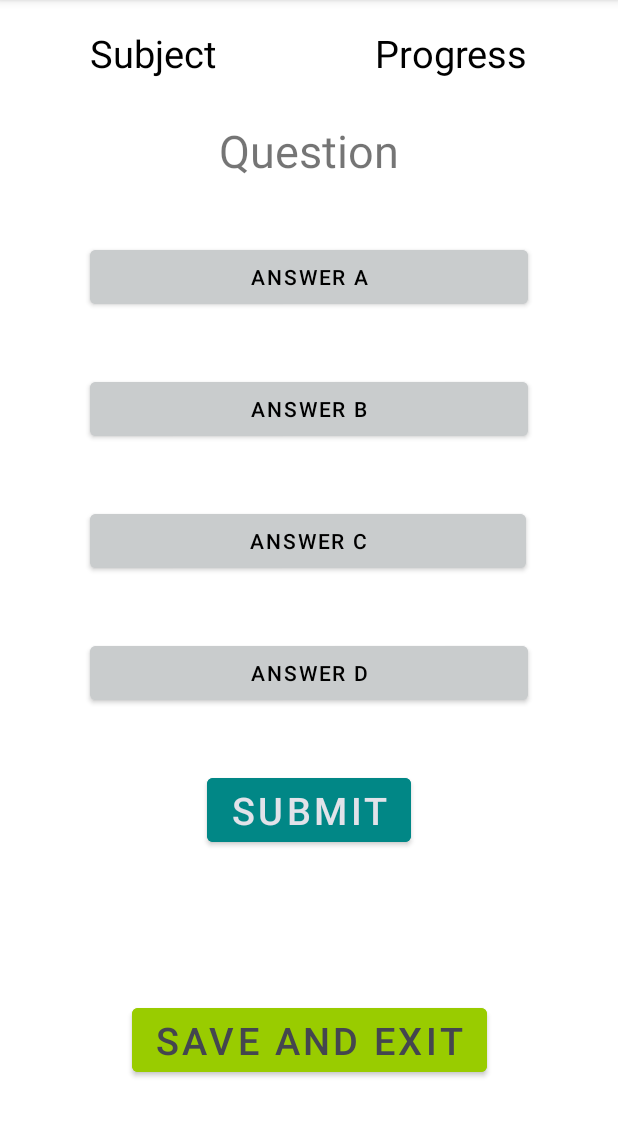
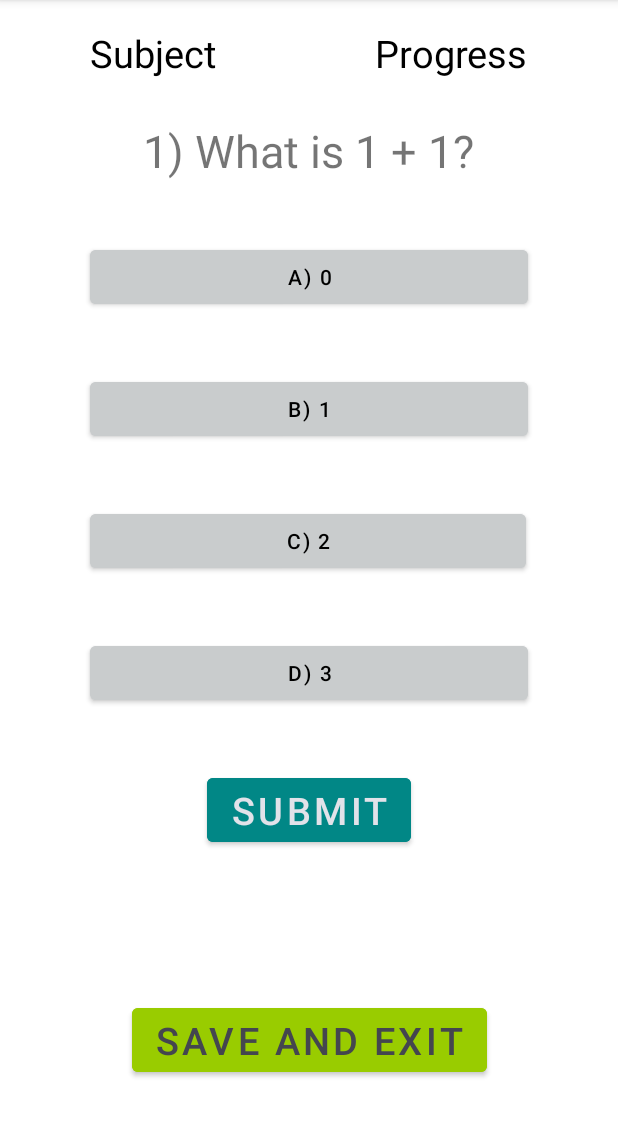
Before and after one commit to madhavkGitHub/PhoneAppV1, an Android app: the screen it shows after launch (MainActivity), on a phone screen of 412 x 824 dp, the part 84-1221 px from its top. Run offline under Robolectric (Android 15) with nearby library versions, the phone set to English and light mode, and no system bars; our stand-ins replace navigation-ui.

Commit message:
added ability to pass questions into layout

```diff
--- a/app/src/main/java/com/example/phoneappv1/MCQuestionFragment.java
+++ b/app/src/main/java/com/example/phoneappv1/MCQuestionFragment.java
@@ -6,6 +6,7 @@ import android.view.View;
 import android.view.ViewGroup;
 import android.widget.Button;
 import android.widget.TextView;
+import android.widget.Toast;
 
 import androidx.annotation.NonNull;
 import androidx.annotation.Nullable;
@@ -13,49 +14,69 @@ import androidx.core.content.ContextCompat;
 import androidx.fragment.app.Fragment;
 
 public class MCQuestionFragment extends Fragment implements View.OnClickListener {
-    Button A, B, C, D, submit, curr_select;
-    TextView question;
+    Button[] buttons = new Button[4];
+    int[] ids = new int[]{R.id.btnA, R.id.btnB, R.id.btnC, R.id.btnD};
+    String[] name = new String[]{"A", "B", "C", "D"};
+    Button submit;
+    int curr_select = -1;
+    TextView q;
+    Question question;
+    boolean submitted = false;
+
     @Override
     public View onCreateView(@NonNull LayoutInflater inflater, @Nullable ViewGroup container, @Nullable Bundle savedInstanceState) {
         return inflater.inflate(R.layout.mc_question, container, false);
     }
 
+    public static MCQuestionFragment newInstance(Question q, int num) {
+        Bundle args = new Bundle();
+        args.putSerializable("question", q);
+        args.putInt("probNum", num);
+        MCQuestionFragment fragment = new MCQuestionFragment();
+        fragment.setArguments(args);
+        return fragment;
+    }
+
     @Override
     public void onViewCreated(@NonNull View view, @Nullable Bundle savedInstanceState) {
-        A = view.findViewById(R.id.btnA); B = view.findViewById(R.id.btnB); C = view.findViewById(R.id.btnC); D = view.findViewById(R.id.btnD);
+        q = view.findViewById(R.id.txtQuestion);
         submit = view.findViewById(R.id.btnSubmit);
-        question = view.findViewById(R.id.txtQuestion);
-        A.setOnClickListener(this);
-        B.setOnClickListener(this);
-        C.setOnClickListener(this);
-        D.setOnClickListener(this);
         submit.setOnClickListener(this);
+
+        Bundle args = getArguments();
+        question = (Question) args.get("question");
+        int probNum = args.getInt("probNum");
+
+        q.setText(probNum + ") " + question.getQ());
+        String[] ops = question.getOptions();
+        for (int i = 0; i < 4; i++) {
+            buttons[i] = view.findViewById(ids[i]);
+            buttons[i].setOnClickListener(this);
+            buttons[i].setText(name[i] + ") " +  ops[i]);
+        }
     }
 
     @Override
     public void onClick(View view) {
-        switch (view.getId()) {
-            case R.id.btnA:
-                if (curr_select != null) curr_select.setBackgroundColor(ContextCompat.getColor(getContext(), R.color.neutral));
-                A.setBackgroundColor(getResources().getColor(R.color.btnSelect));
-                curr_select = A;
-                break;
-            case R.id.btnB:
-                if (curr_select != null) curr_select.setBackgroundColor(ContextCompat.getColor(getContext(), R.color.neutral));
-                B.setBackgroundColor(getResources().getColor(R.color.btnSelect));
-                curr_select = B;
-                break;
-            case R.id.btnC:
-                if (curr_select != null) curr_select.setBackgroundColor(ContextCompat.getColor(getContext(), R.color.neutral));
-                C.setBackgroundColor(getResources().getColor(R.color.btnSelect));
-                curr_select = C;
-                break;
-            case R.id.btnD:
-                if (curr_select != null) curr_select.setBackgroundColor(ContextCompat.getColor(getContext(), R.color.neutral));
-                D.setBackgroundColor(getResources().getColor(R.color.btnSelect));
-                curr_select = D;
-                break;
+        int id = view.getId();
+        if (submitted) Toast.makeText(getContext(), "Already Submitted", Toast.LENGTH_SHORT).show();
+        else if (id == R.id.btnSubmit) {
+            if (curr_select == -1) Toast.makeText(getContext(), "Select an Answer", Toast.LENGTH_SHORT).show();
+            else {
+                submitted = true;
+                if (question.check(curr_select)) {
+                    buttons[curr_select].setBackgroundColor(ContextCompat.getColor(getContext(), R.color.correct));
+                } else {
+                    buttons[curr_select].setBackgroundColor(ContextCompat.getColor(getContext(), R.color.incorrect));
+                }
+            }
+        } else {
+            int select = 0;
+            for (int i = 0; i < ids.length; i++) if (ids[i] == id) select = i;
 
+            if (curr_select != -1) buttons[curr_select].setBackgroundColor(ContextCompat.getColor(getContext(), R.color.neutral));
+            buttons[select].setBackgroundColor(getResources().getColor(R.color.btnSelect));
+            curr_select = select;
         }
     }
 }
--- a/app/src/main/java/com/example/phoneappv1/MainActivity.java
+++ b/app/src/main/java/com/example/phoneappv1/MainActivity.java
@@ -6,8 +6,10 @@ import com.google.android.material.bottomnavigation.BottomNavigationView;
 
 import android.view.View;
 import android.widget.Button;
+import android.widget.TextView;
 
 import androidx.appcompat.app.AppCompatActivity;
+import androidx.fragment.app.FragmentTransaction;
 import androidx.navigation.NavController;
 import androidx.navigation.Navigation;
 import androidx.navigation.ui.AppBarConfiguration;
@@ -17,12 +19,23 @@ import com.example.phoneappv1.databinding.ActivityMainBinding;
 
 public class MainActivity extends AppCompatActivity implements View.OnClickListener {
 
-    private ActivityMainBinding binding;
+    int qNum = 1, total = 5;
 
     @Override
     protected void onCreate(Bundle savedInstanceState) {
         super.onCreate(savedInstanceState);
         setContentView(R.layout.activity_main);
+
+        FragmentTransaction ft = getSupportFragmentManager().beginTransaction();
+        Question q = new Question(
+                "What is 1 + 1?",
+                new String[]{"0", "1", "2", "3"},
+                2,
+                1
+        );
+        ft.replace(R.id.fragmentContainerView, MCQuestionFragment.newInstance(q, qNum));
+        ft.commit();
+
     }
     public void onClick(View view) {
         switch (((Button) view).getText().toString()) {
@@ -39,4 +52,5 @@ public class MainActivity extends AppCompatActivity implements View.OnClickListe
         }
     }
 
+
 }
--- a/app/src/main/java/com/example/phoneappv1/Question.java
+++ b/app/src/main/java/com/example/phoneappv1/Question.java
@@ -1,33 +1,28 @@
 package com.example.phoneappv1;
+
+import android.os.Parcelable;
 
 import java.util.*;
 import java.io.*;
 
 
-public class Question {
+public class Question  implements Serializable {
 
-    public String q;
-    public String[] options = new String[4]; // list of four possible answers
-    public int ans; // index of correct answer
-    public int dif;
+    private String q; // question, subject, current progress
+    private String[] options = new String[4]; // list of four possible answers
+    private int ans, dif; // index of correct answer, difficulty, question number
+    private boolean ansCorrect = false;
 
-    public Question(String question, String[] o, int a, int d) {
-        q = question;
-        options = o;
-        ans = a;
-        dif = d;
+    public Question(String q, String[] options, int ans, int dif) {
+        this.q = q;
+        this.options = options;
+        this.ans = ans;
+        this.dif = dif;
     }
 
-    public boolean check_madav_way(String answer) {
-
-        if (answer.equalsIgnoreCase(options[ans]))
-            return true;
-
-        return false;
-    }
-
-    public void setDif(int diff) {
-        dif = diff;
+    public boolean check(int answer) {
+        ansCorrect = ans == answer;
+        return ansCorrect;
     }
 
     public int getDif() {
@@ -38,11 +33,15 @@ public class Question {
         return options;
     }
 
-    public String getAns() {
-        return options[ans];
+    public int getAns() {
+        return ans;
     }
 
     public String getQ(){
         return q;
     }
+
+    public boolean isAnsCorrect() {
+        return ansCorrect;
+    }
 }
--- a/app/src/main/res/layout/activity_main.xml
+++ b/app/src/main/res/layout/activity_main.xml
@@ -20,7 +20,7 @@
         android:backgroundTint="@android:color/holo_green_light"
         android:textColor="@color/material_dynamic_neutral_variant30"/>
 
-    <androidx.fragment.app.FragmentContainerView
+    <FrameLayout
         android:id="@+id/fragmentContainerView"
         android:name="com.example.phoneappv1.MCQuestionFragment"
         android:layout_width="match_parent"
--- a/app/src/main/res/values/colors.xml
+++ b/app/src/main/res/values/colors.xml
@@ -7,8 +7,8 @@
     <color name="teal_700">#FF018786</color>
     <color name="black">#FF000000</color>
     <color name="white">#FFFFFFFF</color>
-    <color name="btnSelect">#4980d1</color>
-    <color name="incorrect">#80292c</color>
+    <color name="btnSelect">#8DC4FF</color>
+    <color name="incorrect">#FF6060</color>
     <color name="correct">#398f28</color>
     <color name="neutral">#C9CCCD</color>
 </resources>
```
